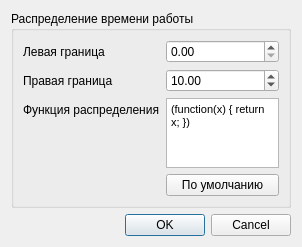
Vitek1425/QueueingModel, file Dialogs/dialogdevice.ui: the form before one commit.
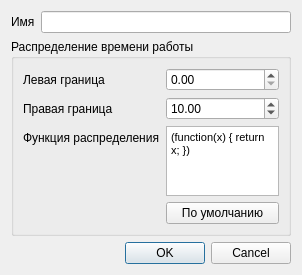
The form after the commit.

Commit message: Добавлено редактирование имени прибора.

Patch:
```diff
--- a/Dialogs/dialogdevice.ui
+++ b/Dialogs/dialogdevice.ui
@@ -14,6 +14,20 @@
    <string>Dialog</string>
   </property>
   <layout class="QVBoxLayout" name="verticalLayout">
+   <item>
+    <layout class="QFormLayout" name="nameLayout">
+     <item row="0" column="0">
+      <widget class="QLabel" name="labelName">
+       <property name="text">
+        <string>Имя</string>
+       </property>
+      </widget>
+     </item>
+     <item row="0" column="1">
+      <widget class="QLineEdit" name="lineEditName"/>
+     </item>
+    </layout>
+   </item>
    <item>
     <widget class="QGroupBox" name="groupBox">
      <property name="title">
```
The commit also changes 1 other file.
